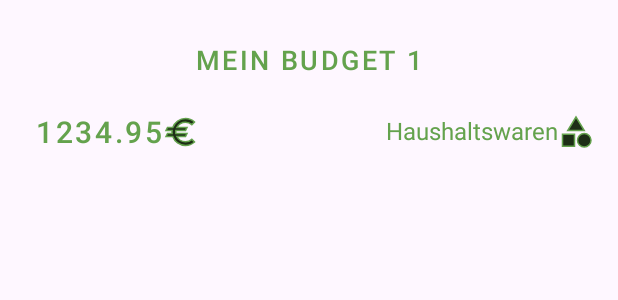
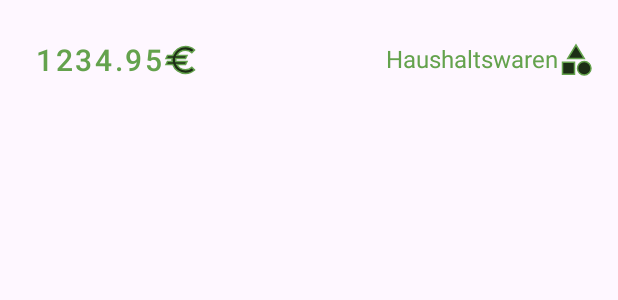
Before and after one commit to Falkenhorst14/BudgetHeld, an Android app: the layout list_item.xml on its own in the app's theme, with its tools: preview values and no code run, on a phone screen of 412 x 824 dp. Shown: the top 300 px of the screen. Run offline under Robolectric (Android 15) with nearby library versions, the phone set to English and light mode, and no system bars.

Commit message:
Umstellung Budget auf beschreibungslos (DB-Handling)

```diff
--- a/app/src/main/java/com/example/budgetheld/Budget.java
+++ b/app/src/main/java/com/example/budgetheld/Budget.java
@@ -48,7 +48,7 @@ public class Budget extends AppCompatActivity implements AdapterView.OnItemSelec
         });
 
         tvBudgetErstellen = findViewById(R.id.tvBudget);
-        edtBeschreibung = findViewById(R.id.edtBeschreibungBudgets);
+        //edtBeschreibung = findViewById(R.id.edtBeschreibungBudgets);
         edtBudgetHoehe = findViewById(R.id.edtBudgetHoeheBudgets);
         sldBudgetHoehe = findViewById(R.id.sldBudgetHoeheSliderBudgets);
         btnErstellen = findViewById(R.id.btnErstellenBudgets);
@@ -78,7 +78,7 @@ public class Budget extends AppCompatActivity implements AdapterView.OnItemSelec
             @Override
             public void onClick(View v) {
                 String cuttedByCurrency = edtBudgetHoehe.getText().toString().replace("€", "").replace(" ", "");
-                dbHandler.addNewBudget(edtBeschreibung.getText().toString(), Float.parseFloat(cuttedByCurrency), kategorieAusgewaehlt);
+                dbHandler.addNewBudget(Float.parseFloat(cuttedByCurrency), kategorieAusgewaehlt);
                 loadAllBudgets();
             }
         });
@@ -90,7 +90,7 @@ public class Budget extends AppCompatActivity implements AdapterView.OnItemSelec
             public void onItemClick(AdapterView<?> parent, View view, int position, long id) {
                 Einzelbudget myBudget = adapter.getItem(position);
                 dbHandler.deleteBudget(adapter.getItem(position).getId());
-                Toast.makeText(getApplicationContext(), "Budget " + myBudget.getBeschreibung() +  " gelöscht.", Toast.LENGTH_SHORT).show();
+                Toast.makeText(getApplicationContext(), "Budget " + myBudget.getKategorie() +  " gelöscht.", Toast.LENGTH_SHORT).show();
                 loadAllBudgets();
             }
         });
--- a/app/src/main/java/com/example/budgetheld/BudgetAdapter.java
+++ b/app/src/main/java/com/example/budgetheld/BudgetAdapter.java
@@ -24,7 +24,7 @@ public class BudgetAdapter extends ArrayAdapter<Einzelbudget>
         }
 
 
-        TextView tvBeschreibung = convertView.findViewById(R.id.tvBeschreibungBudget);
+        //TextView tvBeschreibung = convertView.findViewById(R.id.tvBeschreibungBudget);
         TextView tvHoehe = convertView.findViewById(R.id.tvHoeheBudget);
         TextView tvKategorie = convertView.findViewById(R.id.tvKategorieBudget);
 
@@ -62,7 +62,7 @@ public class BudgetAdapter extends ArrayAdapter<Einzelbudget>
         }
 
         assert einzelbudget != null;
-        tvBeschreibung.setText(einzelbudget.getBeschreibung());
+        //tvBeschreibung.setText(einzelbudget.getBeschreibung());
         tvHoehe.setText(String.valueOf(einzelbudget.getHoehe()));
         tvKategorie.setText(kategorie);
 
--- a/app/src/main/java/com/example/budgetheld/DBHandler.java
+++ b/app/src/main/java/com/example/budgetheld/DBHandler.java
@@ -55,13 +55,12 @@ public class DBHandler extends SQLiteOpenHelper {
         db.execSQL(queryAusgaben);
     }
 
-    public void addNewBudget(String beschreibung, float hoehe, int kategorie)
+    public void addNewBudget(float hoehe, int kategorie)
     {
         SQLiteDatabase db = this.getWritableDatabase();
 
         ContentValues values = new ContentValues();
 
-        values.put(col_Beschreibung, beschreibung);
         values.put(col_HOEHE, hoehe);
         values.put(col_KATEGORIE, kategorie);
 
--- a/app/src/main/res/layout/list_item.xml
+++ b/app/src/main/res/layout/list_item.xml
@@ -8,7 +8,7 @@
 
 
 
-    <TextView
+    <!--<TextView
         android:id="@+id/tvBeschreibungBudget"
         android:layout_width="match_parent"
         android:layout_height="wrap_content"
@@ -20,7 +20,7 @@
         android:text="Mein Budget 1"
         android:textSize="18sp"
         style="@style/Widget.MaterialComponents.Button.TextButton.Icon"
-        android:focusable="false"/>
+        android:focusable="false"/>-->
 
     <TextView
         android:id="@+id/tvHoeheBudget"
@@ -28,8 +28,7 @@
         android:layout_height="wrap_content"
         app:layout_constraintStart_toStartOf="parent"
         app:layout_constraintRight_toLeftOf="@+id/tvKategorieBudget"
-        app:layout_constraintTop_toBottomOf="@id/tvBeschreibungBudget"
-        app:layout_constraintBottom_toTopOf="@+id/tvKategorieBudget"
+        app:layout_constraintTop_toTopOf="parent"
         app:drawableEndCompat="@drawable/baseline_euro_24"
         android:textColor="@color/matcolpal_900"
         android:text="1234.95"
@@ -43,7 +42,7 @@
         android:layout_height="wrap_content"
         app:layout_constraintLeft_toRightOf="@id/tvHoeheBudget"
         app:layout_constraintEnd_toEndOf="parent"
-        app:layout_constraintTop_toBottomOf="@+id/tvBeschreibungBudget"
+        app:layout_constraintTop_toTopOf="parent"
         app:layout_constraintBottom_toBottomOf="@+id/tvHoeheBudget"
         android:layout_marginTop="0sp"
         app:drawableEndCompat="@drawable/baseline_category_24"
```
Also changed, not shown: app/src/main/res/layout/activity_budget.xml (+9 -7 lines).
